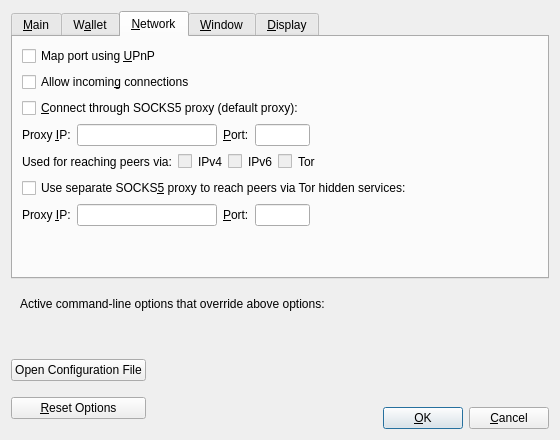
Above: src/qt/forms/optionsdialog.ui from bitcoincore-dev/bitcoin-2001-863168-294116-d812cf1189 before the change. Below: the same form after it.
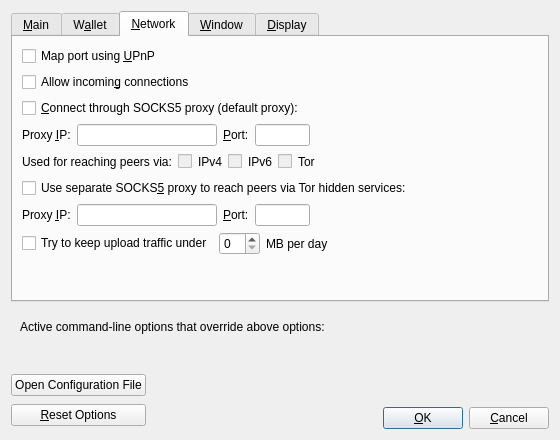
That is the form after the change. The open tabs and pages were chosen to show the change. Custom widgets are drawn as their Qt base class.

Commit message: Qt/Options: Expose maxuploadtarget in GUI using rwconf

The edit to the form file:
```diff
--- a/src/qt/forms/optionsdialog.ui
+++ b/src/qt/forms/optionsdialog.ui
@@ -484,6 +484,46 @@
          </item>
         </layout>
        </item>
+       <item>
+        <layout class="QHBoxLayout" name="horizontalLayout_maxuploadtarget">
+         <item>
+          <widget class="QCheckBox" name="maxuploadtargetCheckbox">
+           <property name="text">
+            <string>Try to keep upload traffic under</string>
+           </property>
+          </widget>
+         </item>
+         <item>
+          <widget class="QSpinBox" name="maxuploadtarget"/>
+         </item>
+         <item>
+          <widget class="QLabel" name="maxuploadtargetUnitLabel">
+           <property name="text">
+            <string>MB per day</string>
+           </property>
+           <property name="textFormat">
+            <enum>Qt::PlainText</enum>
+           </property>
+           <property name="buddy">
+            <cstring>maxuploadtargetCheckbox</cstring>
+           </property>
+          </widget>
+         </item>
+         <item>
+          <spacer name="horizontalSpacer_maxuploadtarget">
+           <property name="orientation">
+            <enum>Qt::Horizontal</enum>
+           </property>
+           <property name="sizeHint" stdset="0">
+            <size>
+             <width>40</width>
+             <height>20</height>
+            </size>
+           </property>
+          </spacer>
+         </item>
+        </layout>
+       </item>
        <item>
         <spacer name="verticalSpacer_Network">
          <property name="orientation">
```
The commit also changes 4 other files.
